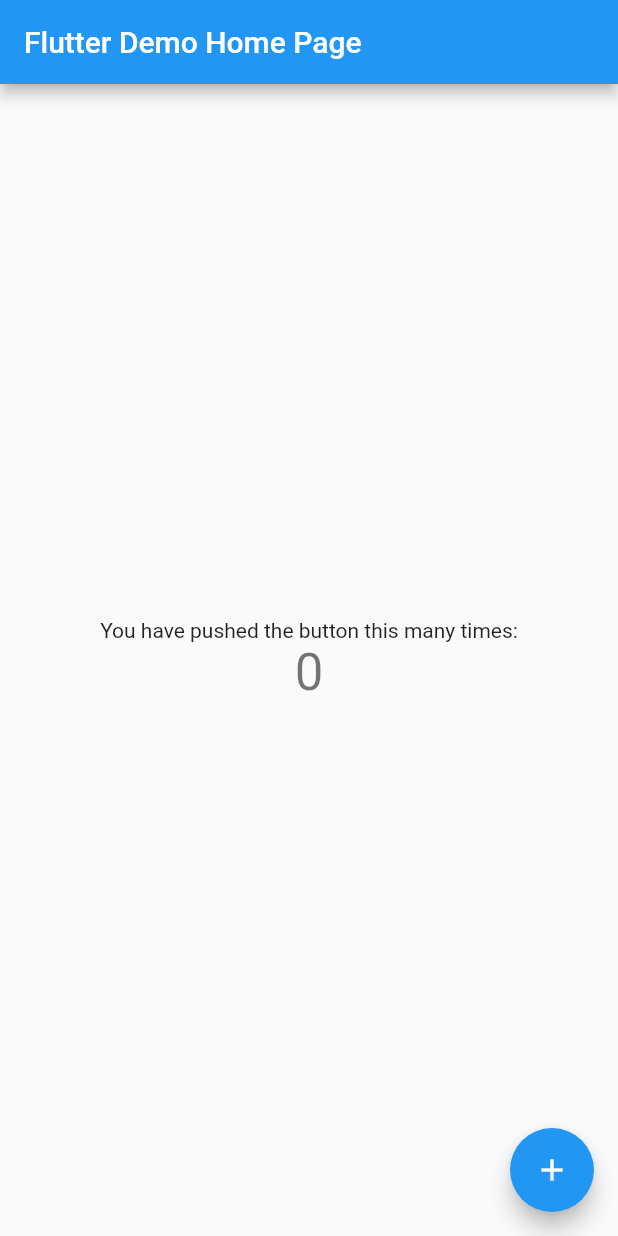
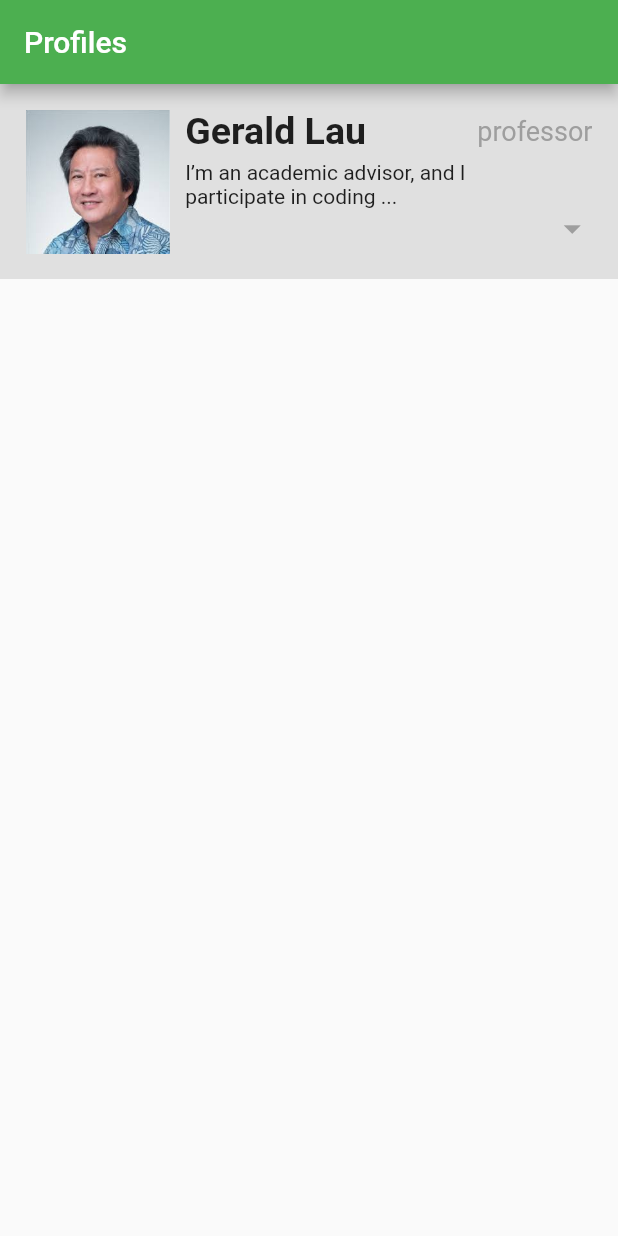
Before and after one commit to ElectricRat/SigmaAlphaSierra, a Flutter app: the screen it shows after launch, on a phone screen of 412 x 824 dp. Run offline on Flutter 3.47's test engine with Material 2 defaults, Android fonts, the phone set to English and light mode, and no system bars.

Commit message:
Adde profileItem and Profile page

```diff
--- /dev/null
+++ b/lib/Page/profiles.dart
@@ -0,0 +1,87 @@
+import 'package:flutter/cupertino.dart';
+import 'package:flutter/material.dart';
+
+class ProfilePage extends StatelessWidget {
+  @override
+  Widget build(BuildContext context) {
+    return Scaffold(
+      appBar: AppBar(
+        title: Text('Profiles'),
+        backgroundColor: Colors.green,
+      ),
+      body: ProfileItem(),
+    );
+  }
+}
+
+class ProfileItem extends StatelessWidget {
+  @override
+  Widget build(BuildContext context) {
+    return Container(
+      color: Colors.grey[300],
+      padding: EdgeInsets.all(17.0),
+      height: 130,
+      alignment: Alignment.center,
+      child: Row(
+        children: [
+          Column(
+            children: [
+              Expanded(child: Image.asset('assets/glau.jpeg')),
+            ],
+          ),
+          Expanded(
+            child: Container(
+              child: Column(
+                children: [
+                  Row(
+                    children: [
+                      Text(
+                        'Gerald Lau',
+                        style: TextStyle(
+                          fontWeight: FontWeight.bold,
+                          fontSize: 25,
+                        ),
+                      ),
+                      Container(
+                        child:
+                          Text(
+                            'professor',
+                            style: TextStyle(
+                              fontSize: 18,
+                              color: Colors.grey,
+                            ),
+                          ),
+                      )
+                    ],
+                    mainAxisAlignment: MainAxisAlignment.spaceBetween,
+                  ),
+                  Row(
+                    children: [
+                      Container(
+                        child: Text('I\’m an academic advisor, and I participate in coding ...',),
+                        width: MediaQuery.of(context).size.width*0.47,
+                        padding: EdgeInsets.fromLTRB(0, 5.0, 0, 0),
+                      ),
+                    ],
+                  ),
+                  Row(
+                    children: [
+                      Spacer(),
+                      Icon(
+                        Icons.arrow_drop_down,
+                        size: 27,
+                        color: Colors.grey,
+                      ),
+                    ],
+                  ),
+                ],
+              ),
+              margin:  EdgeInsets.fromLTRB(10, 0, 0, 0),
+            ),
+          ),
+        ],
+
+      ),
+    );
+  }
+}
--- a/lib/main.dart
+++ b/lib/main.dart
@@ -1,4 +1,5 @@
 import 'package:flutter/material.dart';
+import './Page/profiles.dart';
 
 void main() {
   runApp(MyApp());
@@ -26,7 +27,7 @@ class MyApp extends StatelessWidget {
         // closer together (more dense) than on mobile platforms.
         visualDensity: VisualDensity.adaptivePlatformDensity,
       ),
-      home: MyHomePage(title: 'Flutter Demo Home Page'),
+      home: ProfilePage(),
     );
   }
 }
--- a/pubspec.yaml
+++ b/pubspec.yaml
@@ -74,3 +74,5 @@ flutter:
   #
   # For details regarding fonts from package dependencies,
   # see https://flutter.dev/custom-fonts/#from-packages
+  assets:
+    - assets/
```
Also changed, not shown: assets/glau.jpeg (added).
